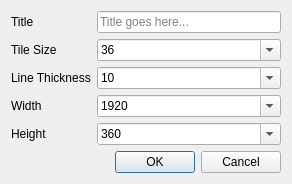
The window that kvmrt2_media_editor/linemappreset.ui (gyongchae/MediaEditor) describes before a commit, drawn with Qt 5.
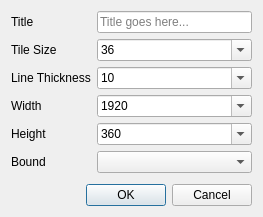
The same window after the commit.

Commit message:
tag var value column added on DisplayMetaItem
Route map node / station name pivot point fixed to Center-Mid.
Unused Station Icon item type added on Display Item Pool.

Patch:
```diff
--- a/kvmrt2_media_editor/linemappreset.ui
+++ b/kvmrt2_media_editor/linemappreset.ui
@@ -6,8 +6,8 @@
    <rect>
     <x>0</x>
     <y>0</y>
-    <width>292</width>
-    <height>181</height>
+    <width>263</width>
+    <height>217</height>
    </rect>
   </property>
   <property name="windowTitle">
@@ -106,6 +106,20 @@
        </item>
       </widget>
      </item>
+     <item row="5" column="0">
+      <widget class="QLabel" name="label_6">
+       <property name="text">
+        <string>Bound</string>
+       </property>
+      </widget>
+     </item>
+     <item row="5" column="1">
+      <widget class="QComboBox" name="m_cbMapBound">
+       <property name="editable">
+        <bool>false</bool>
+       </property>
+      </widget>
+     </item>
     </layout>
    </item>
    <item>
```
The commit also changes 29 other files.
